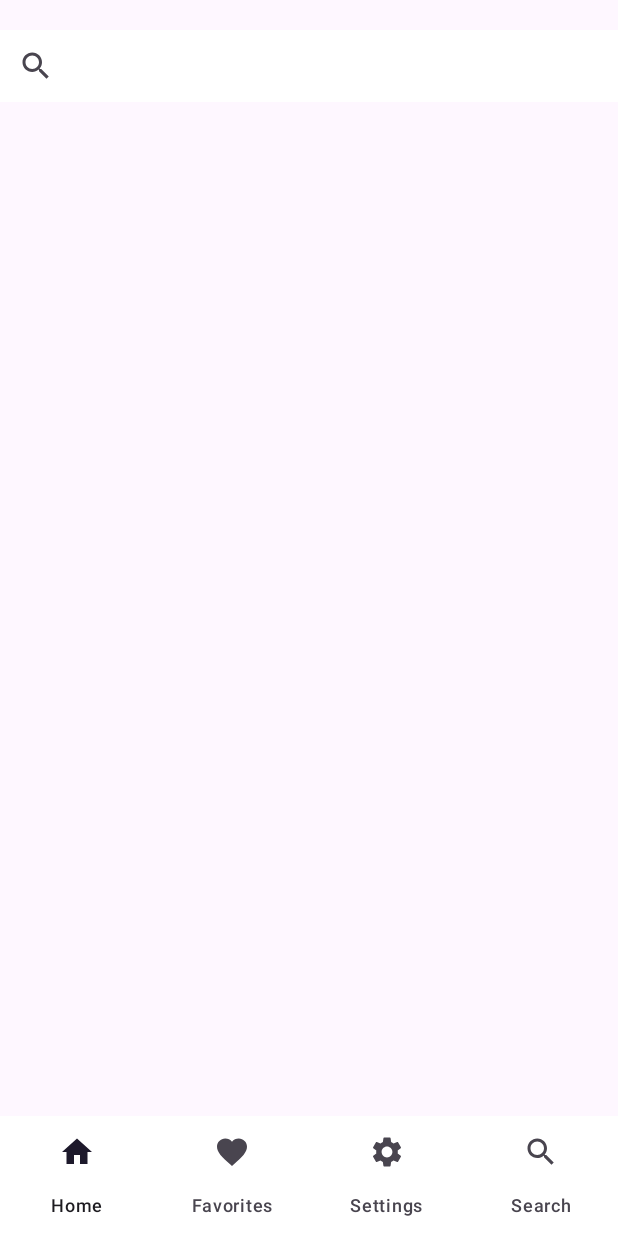
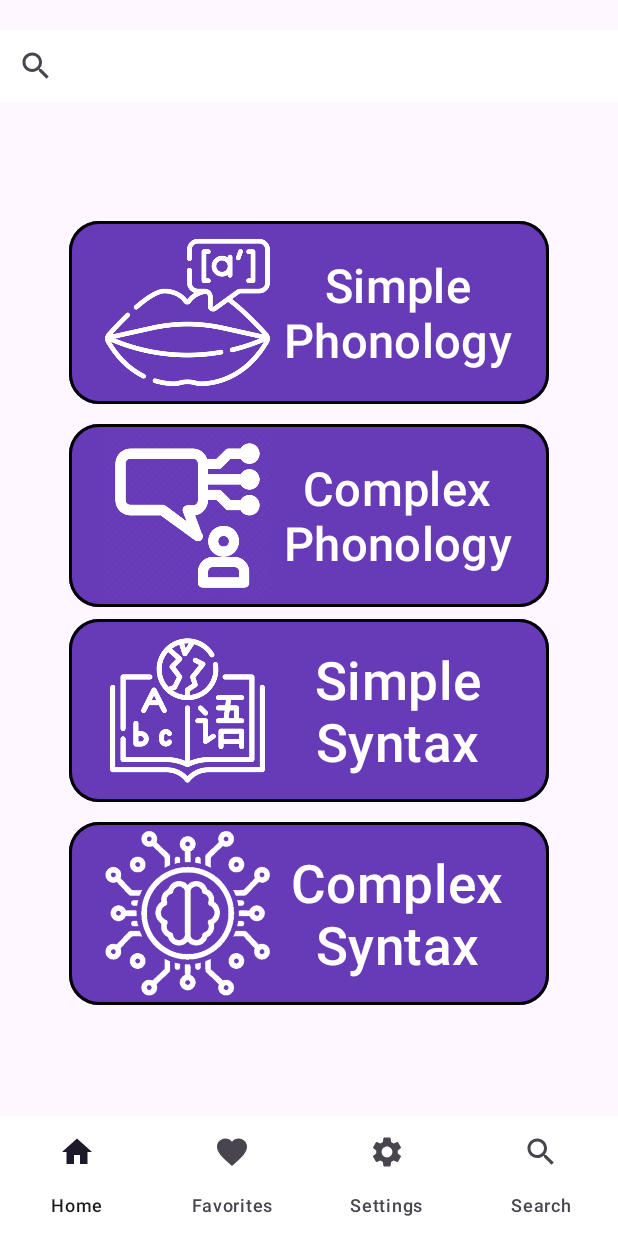
Before and after one commit to begordy/LinguaApp, an Android app: the search screen opened through its navigation route, on a phone screen of 412 x 824 dp. Run offline under Robolectric (Android 15) with nearby library versions, the phone set to English and light mode, and no system bars; 1 statement that could not run was skipped.

Commit message:
Added on a bit more to the frontend

```diff
--- a/app/src/main/java/com/cs407/lingua/HomePage.kt
+++ b/app/src/main/java/com/cs407/lingua/HomePage.kt
@@ -6,7 +6,11 @@ import android.view.LayoutInflater
 import android.view.View
 import android.view.ViewGroup
 import android.widget.Button
+import androidx.cardview.widget.CardView
 import androidx.navigation.fragment.findNavController
+import androidx.recyclerview.widget.LinearLayoutManager
+import androidx.recyclerview.widget.OrientationHelper
+import androidx.recyclerview.widget.RecyclerView
 import com.google.android.material.bottomnavigation.BottomNavigationView
 
 class HomePage : Fragment() {
@@ -45,6 +49,18 @@ class HomePage : Fragment() {
             }
         }
 
+        val recyclerView = view.findViewById<RecyclerView>(R.id.recyclerView)
+
+        val samples: ArrayList<String> = ArrayList()
+
+        for (i in 1..4) {
+            samples.add("Card $i")
+        }
+
+        recyclerView.layoutManager = LinearLayoutManager(requireContext(), RecyclerView.HORIZONTAL, false)
+        recyclerView.adapter = SampleQuiz(samples)
+
+
         //Set listener for selecting each activity category
         val simplePhonologyButton = view.findViewById<Button>(R.id.simple_phonology)
         simplePhonologyButton.setOnClickListener {
--- a/app/src/main/java/com/cs407/lingua/search.kt
+++ b/app/src/main/java/com/cs407/lingua/search.kt
@@ -5,6 +5,7 @@ import androidx.fragment.app.Fragment
 import android.view.LayoutInflater
 import android.view.View
 import android.view.ViewGroup
+import android.widget.Button
 import androidx.navigation.fragment.findNavController
 import com.google.android.material.bottomnavigation.BottomNavigationView
 
@@ -51,6 +52,33 @@ class search : Fragment() {
         }
 
 
+        // TODO fix the issue on this ap
+        //Set listener for selecting each activity category
+        val simplePhonologyButton = view.findViewById<Button>(R.id.simple_phonology)
+        simplePhonologyButton.setOnClickListener {
+            //navigate to the problem selection page with simple phonology data (passed int = 1)
+            findNavController().navigate(R.id.home_to_simple_phonology_exercise)
+        }
+
+        val complexPhonologyButton = view.findViewById<Button>(R.id.complex_phonology)
+        complexPhonologyButton.setOnClickListener {
+            //navigate to the problem selection page with complex phonology data (passed int = 2)
+            findNavController().navigate(R.id.home_to_complex_phonology_exercise)
+        }
+
+        val simpleSyntaxButton = view.findViewById<Button>(R.id.simple_syntax)
+        simpleSyntaxButton.setOnClickListener {
+            //navigate to the problem selection page with simple syntax data (passed int = 3)
+            findNavController().navigate(R.id.home_to_simple_syntax_exercise)
+        }
+
+        val complexSyntaxButton = view.findViewById<Button>(R.id.complex_syntax)
+        complexSyntaxButton.setOnClickListener {
+            //navigate to the problem selection page with complex syntax data (passed int = 4)
+            findNavController().navigate(R.id.home_to_complex_syntax_exercise)
+        }
+
+
     }
 
 }
--- a/app/src/main/res/layout/fragment_home_page.xml
+++ b/app/src/main/res/layout/fragment_home_page.xml
@@ -35,6 +35,11 @@
                 android:src="@drawable/lingua_logo" />
 
         </androidx.cardview.widget.CardView>
+
+        <androidx.recyclerview.widget.RecyclerView
+            android:id="@+id/recyclerView"
+            android:layout_width="match_parent"
+            android:layout_height="119dp" />
 
         <ScrollView
             android:layout_width="match_parent"
@@ -105,6 +110,8 @@
                     app:strokeWidth="@dimen/cardview_default_radius" />
             </LinearLayout>
         </ScrollView>
+
+
     </LinearLayout>
 
     <com.google.android.material.bottomnavigation.BottomNavigationView
--- a/app/src/main/res/layout/fragment_search.xml
+++ b/app/src/main/res/layout/fragment_search.xml
@@ -7,17 +7,94 @@
     android:orientation="vertical"
     android:theme="@style/Base.Theme.Lingua"
     tools:context=".search">
-<SearchView
-    android:layout_width="match_parent"
-    android:layout_height="wrap_content"
-    android:layout_marginTop="20dp"
-    android:background="?attr/colorSecondary"
-    />
+
+
+    <SearchView
+        android:layout_width="match_parent"
+        android:layout_height="wrap_content"
+        android:layout_marginTop="20dp"
+        android:background="?attr/colorSecondary" />
 
     <Space
         android:layout_width="0dp"
         android:layout_height="0dp"
-        android:layout_weight="1"/>
+        android:layout_weight="1" />
+
+    <ScrollView
+        android:layout_width="match_parent"
+        android:layout_height="wrap_content">
+
+        <LinearLayout
+            android:layout_width="match_parent"
+            android:layout_height="wrap_content"
+            android:orientation="vertical">
+
+            <com.google.android.material.button.MaterialButton
+                android:id="@+id/simple_phonology"
+                android:layout_width="wrap_content"
+                android:layout_height="wrap_content"
+                android:layout_gravity="center"
+                android:layout_marginTop="5dp"
+                android:backgroundTint="?attr/colorPrimary"
+                android:text="@string/simple_phonology_button"
+                android:textColor="?attr/colorSecondary"
+                android:textSize="31sp"
+                app:cornerRadius="20dp"
+                app:icon="@drawable/simple_phonology"
+                app:iconSize="110dp"
+                app:strokeWidth="@dimen/cardview_default_radius" />
+
+            <com.google.android.material.button.MaterialButton
+                android:id="@+id/complex_phonology"
+                android:layout_width="wrap_content"
+                android:layout_height="wrap_content"
+                android:layout_gravity="center"
+                android:layout_marginTop="5dp"
+                android:backgroundTint="?attr/colorPrimary"
+                android:text="@string/complex_phonology_button"
+                android:textColor="?attr/colorSecondary"
+                android:textSize="31sp"
+                app:cornerRadius="20dp"
+                app:icon="@drawable/complex_phonology"
+                app:iconSize="110dp"
+                app:strokeWidth="@dimen/cardview_default_radius" />
+
+            <com.google.android.material.button.MaterialButton
+                android:id="@+id/simple_syntax"
+                android:layout_width="wrap_content"
+                android:layout_height="wrap_content"
+                android:layout_gravity="center"
+                android:backgroundTint="?attr/colorPrimary"
+                android:text="@string/simple_syntax_button"
+                android:textColor="?attr/colorSecondary"
+                android:textSize="35sp"
+                app:cornerRadius="20dp"
+                app:icon="@drawable/simple_syntax"
+                app:iconSize="110dp"
+                app:strokeWidth="@dimen/cardview_default_radius" />
+
+            <com.google.android.material.button.MaterialButton
+                android:id="@+id/complex_syntax"
+                android:layout_width="wrap_content"
+                android:layout_height="wrap_content"
+                android:layout_gravity="center"
+                android:layout_marginTop="5dp"
+                android:backgroundTint="?attr/colorPrimary"
+                android:text="@string/complex_syntax_button"
+                android:textColor="?attr/colorSecondary"
+                android:textSize="35sp"
+                app:cornerRadius="20dp"
+                app:icon="@drawable/complex_syntax"
+                app:iconSize="110dp"
+                app:strokeWidth="@dimen/cardview_default_radius" />
+        </LinearLayout>
+
+    </ScrollView>
+
+    <Space
+        android:layout_width="match_parent"
+        android:layout_height="0dp"
+        android:layout_weight="1" />
 
     <com.google.android.material.bottomnavigation.BottomNavigationView
         android:id="@+id/bottom_navigation"
```
